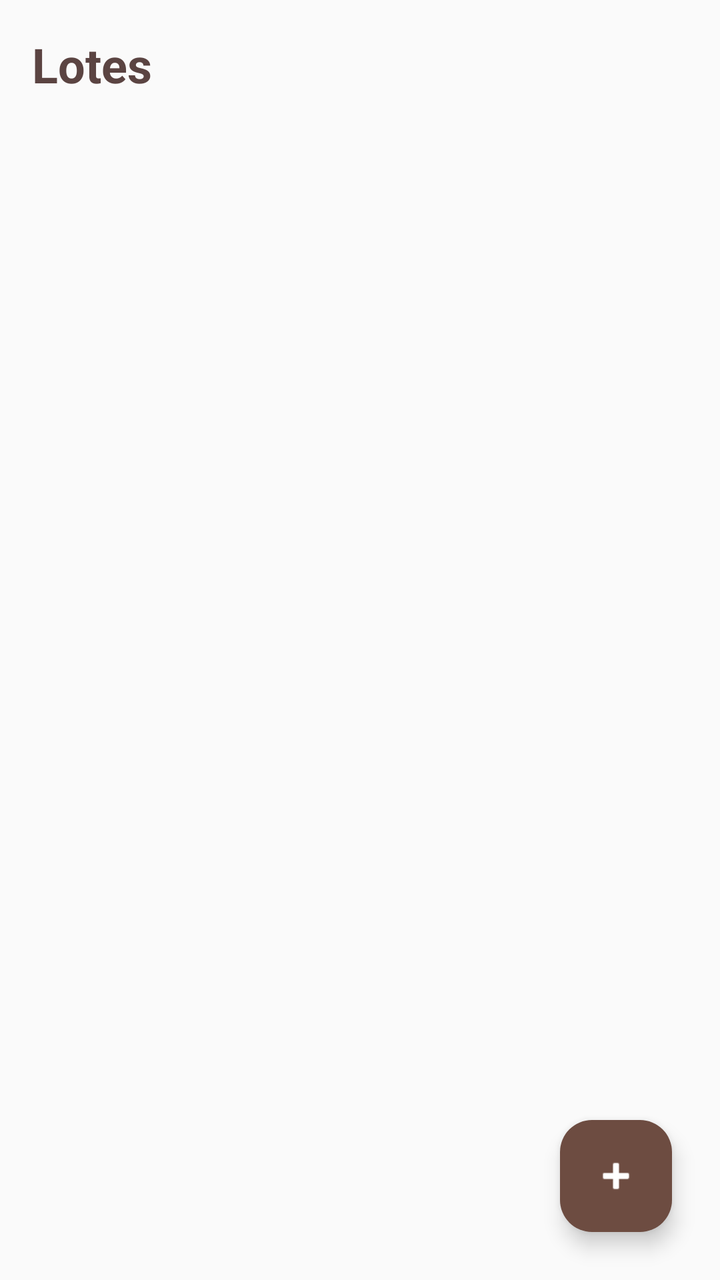
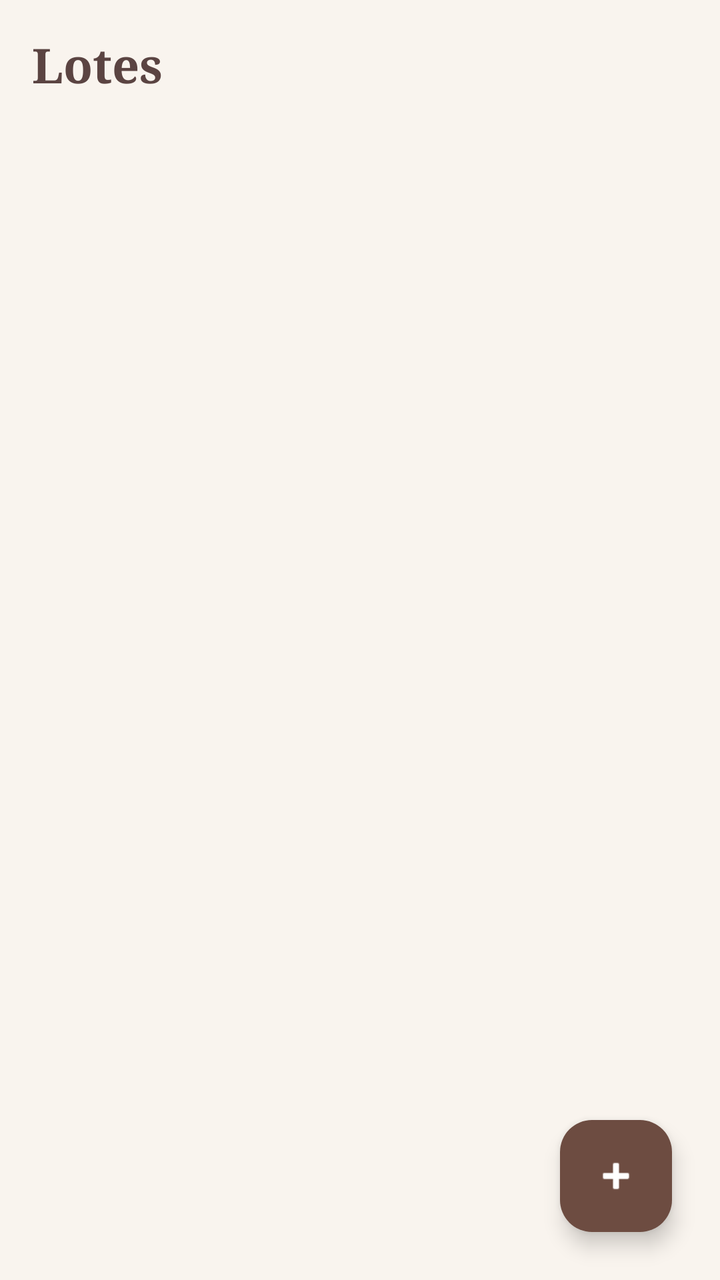

Two renders of the same Android screen: before a commit and after it. Below are the layout's source before the change and the commit's diff.
<!-- AndroidManifest.xml: application theme Theme.CajaiCafeAdministracion -->
<!-- res/layout/fragment_lotes.xml -->
<?xml version="1.0" encoding="utf-8"?>
<androidx.coordinatorlayout.widget.CoordinatorLayout xmlns:android="http://schemas.android.com/apk/res/android"
    xmlns:app="http://schemas.android.com/apk/res-auto"
    android:layout_width="match_parent"
    android:layout_height="match_parent"
    android:background="#FAFAFA">

    <TextView
        android:id="@+id/tvTituloLotes"
        android:layout_width="match_parent"
        android:layout_height="wrap_content"
        android:padding="16dp"
        android:text="Lotes"
        android:textColor="@color/cafeOscuro"
        android:textSize="24sp"
        android:textStyle="bold" />

    <androidx.recyclerview.widget.RecyclerView
        android:id="@+id/recyclerLotes"
        android:layout_width="match_parent"
        android:layout_height="match_parent"
        android:layout_marginTop="56dp"
        android:clipToPadding="false"
        android:padding="12dp" />

    <com.google.android.material.floatingactionbutton.FloatingActionButton
        android:id="@+id/fabNuevoLote"
        android:layout_width="wrap_content"
        android:layout_height="wrap_content"
        android:layout_gravity="bottom|end"
        android:layout_margin="24dp"
        android:backgroundTint="@color/cafeMedio"
        android:contentDescription="Nuevo lote"
        android:src="@android:drawable/ic_input_add"
        app:tint="#FFFFFF" />

</androidx.coordinatorlayout.widget.CoordinatorLayout>
<!-- resources referenced by this layout -->
<resources>
  <color name="cafeMedio">#6D4C41</color>
  <color name="cafeOscuro">#5B4442</color>
  <style name="Theme.CajaiCafeAdministracion" parent="Base.Theme.CajaiCafeAdministracion" />
  <style name="Base.Theme.CajaiCafeAdministracion" parent="Theme.Material3.DayNight.NoActionBar">
          
          
      </style>
</resources>

<!-- the commit's change to res/layout/fragment_lotes.xml (unified diff, before → after) -->
@@ -3,7 +3,7 @@
     xmlns:app="http://schemas.android.com/apk/res-auto"
     android:layout_width="match_parent"
     android:layout_height="match_parent"
-    android:background="#FAFAFA">
+    android:background="@color/fondo">
 
     <TextView
         android:id="@+id/tvTituloLotes"
@@ -11,8 +11,8 @@
         android:layout_height="wrap_content"
         android:padding="16dp"
         android:text="Lotes"
-        android:textColor="@color/cafeOscuro"
-        android:textSize="24sp"
+        android:textColor="@color/textoMarca"
+        android:fontFamily="serif" android:textSize="24sp"
         android:textStyle="bold" />
 
     <androidx.recyclerview.widget.RecyclerView
<!-- resource entries referenced after the edit -->
@@ -1,11 +1,38 @@
 <!-- resources referenced by this layout -->
 <resources>
   <color name="cafeMedio">#6D4C41</color>
-  <color name="cafeOscuro">#5B4442</color>
+  <color name="fondo">#F9F4EE</color>
+  <color name="textoMarca">#5B4442</color>
   <style name="Theme.CajaiCafeAdministracion" parent="Base.Theme.CajaiCafeAdministracion" />
   <style name="Base.Theme.CajaiCafeAdministracion" parent="Theme.Material3.DayNight.NoActionBar">
+          <item name="colorPrimary">@color/marcaPrimario</item>
+          <item name="colorOnPrimary">@color/marcaSobrePrimario</item>
+          <item name="colorPrimaryContainer">@color/marcaContenedor</item>
+          <item name="colorOnPrimaryContainer">@color/marcaSobreContenedor</item>
+          <item name="colorSecondary">@color/marcaSecundario</item>
+          <item name="colorOnSecondary">@color/marcaSobrePrimario</item>
+          <item name="colorTertiary">@color/positivo</item>
+          <item name="android:colorBackground">@color/fondo</item>
+          <item name="colorOnBackground">@color/texto</item>
+          <item name="colorSurface">@color/superficie</item>
+          <item name="colorOnSurface">@color/texto</item>
+          <item name="colorOnSurfaceVariant">@color/textoSecundario</item>
+          <item name="colorOutline">@color/borde</item>
           
-          
+          <item name="android:statusBarColor">@color/cafeProfundo</item>
+          <item name="android:navigationBarColor">@color/cafeProfundo</item>
+          <item name="android:windowLightStatusBar">false</item>
       </style>
+  <color name="marcaPrimario">#6D4C41</color>
+  <color name="marcaSobrePrimario">#FFFFFF</color>
+  <color name="marcaContenedor">#F3E3D8</color>
+  <color name="marcaSobreContenedor">#2B1F1D</color>
+  <color name="marcaSecundario">#8D6E63</color>
+  <color name="positivo">#2E7D32</color>
+  <color name="texto">#2B1F1D</color>
+  <color name="superficie">#FFFFFF</color>
+  <color name="textoSecundario">#6F625C</color>
+  <color name="borde">#D7CCC8</color>
+  <color name="cafeProfundo">#3E2723</color>
 </resources>
 
